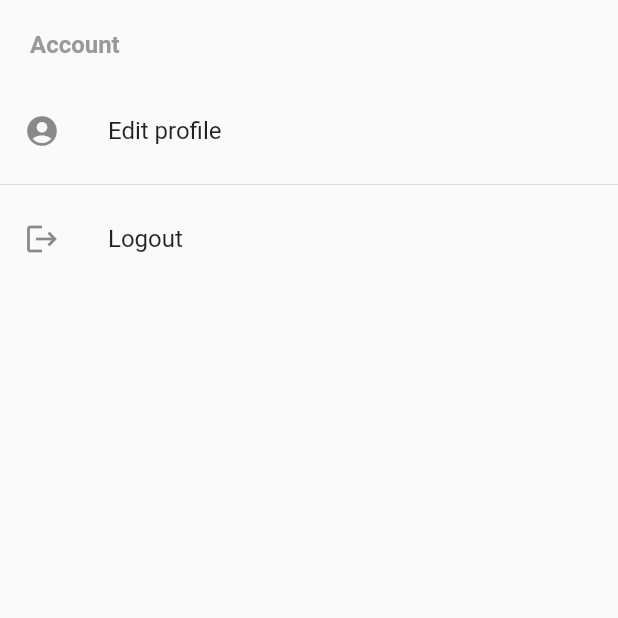
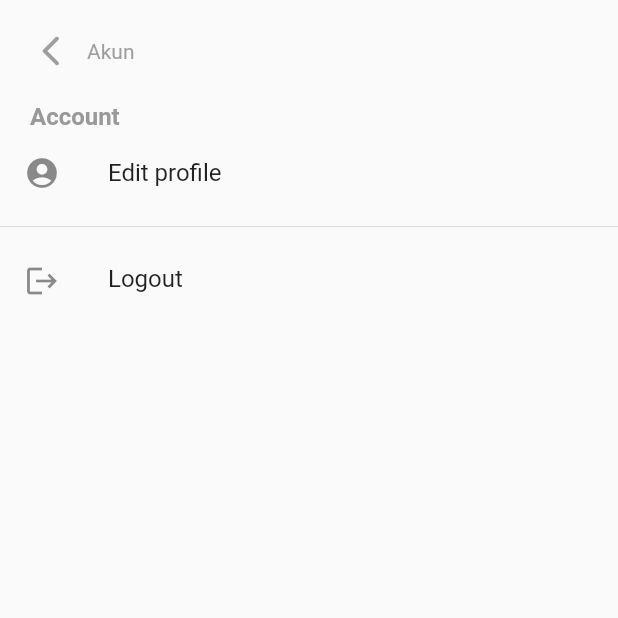
Before and after one commit to dalamsyah/siaprint_flutter, a Flutter app: the SingleNavigationPage screen opened directly, after a tap on the "account circle" icon, on a phone screen of 412 x 824 dp, the top half of it. Run offline on Flutter 3.47's test engine with Material 2 defaults, Android fonts, the phone set to English and light mode, and no system bars; our stand-ins replace auto_route, dio, dotted_border, file_picker, iconsax, shared_preferences; missing offline and left inert: fluid_bottom_nav_bar, material_dialogs; accounts and stored records are empty; network calls fail.

Commit message:
add back button

```diff
--- a/lib/model/user_model.dart
+++ b/lib/model/user_model.dart
@@ -24,7 +24,7 @@ class UserModel {
   final String? last_name;
   final String? admin_comp;
   final String? owner;
-  final dynamic address;
+  dynamic address;
 
   UserModel({
     required this.id,
@@ -106,4 +106,8 @@ class UserModel {
     };
   }
 
+  @override
+  String toString() {
+    return 'UserModel{id: $id, email: $email, username: $username, password_hash: $password_hash, reset_hash: $reset_hash, reset_at: $reset_at, reset_expires: $reset_expires, activate_hash: $activate_hash, status: $status, status_message: $status_message, active: $active, force_pass_reset: $force_pass_reset, created_at: $created_at, updated_at: $updated_at, deleted_at: $deleted_at, balance: $balance, phone: $phone, first_name: $first_name, last_name: $last_name, admin_comp: $admin_comp, owner: $owner, address: $address}';
+  }
 }
--- a/lib/repository/login_service.dart
+++ b/lib/repository/login_service.dart
@@ -29,6 +29,7 @@ class LoginService {
 
       if (data['status'] as int == 0) {
         localStorage.setString('user', jsonEncode(data['result']['user']));
+        localStorage.setString('address', '');
       }
 
       return response.body;
--- a/lib/screen/account_setting.dart
+++ b/lib/screen/account_setting.dart
@@ -1,8 +1,12 @@
+import 'dart:convert';
+
 import 'package:flutter/cupertino.dart';
 import 'package:flutter/material.dart';
 import 'package:shared_preferences/shared_preferences.dart';
 import 'package:siapprint/config/constant.dart';
+import 'package:siapprint/model/user_model.dart';
 import 'package:siapprint/screen/login_page.dart';
+import 'package:siapprint/screen/naivgation/toolbar_widget.dart';
 import 'package:url_launcher/url_launcher.dart';
 
 typedef StringValue2 = Function();
@@ -35,6 +39,16 @@ class _AccountSettingPage extends State<AccountSettingPage> {
   );
   TextStyle descStyleIOS = const TextStyle(color: CupertinoColors.inactiveGray);
 
+  late SharedPreferences localStorage;
+  late UserModel userModel;
+  String login = '';
+
+  @override
+  void initState() {
+    super.initState();
+    getUser();
+  }
+
   @override
   Widget build(BuildContext context) {
 
@@ -46,8 +60,11 @@ class _AccountSettingPage extends State<AccountSettingPage> {
                 child: Column(
                   crossAxisAlignment: CrossAxisAlignment.start,
                   children: [
+
+                    ToolbarWidget.addToolbar(context, 'Akun'),
+
                     Container(
-                      padding: EdgeInsets.all(20),
+                      padding: const EdgeInsets.only(left: 20, right: 20),
                       child: Row(
                         mainAxisAlignment: MainAxisAlignment.start,
                         children: [
@@ -72,12 +89,12 @@ class _AccountSettingPage extends State<AccountSettingPage> {
                     const Divider(),
 
                     InkWell(
-                      child: const ListTile(
+                      child: ListTile(
                         leading: Icon(Icons.logout),
                         title: Text("Logout"),
+                        subtitle: Text(login),
                       ),
                       onTap: () async {
-                        SharedPreferences localStorage = await SharedPreferences.getInstance();
                         localStorage.remove('user');
 
                         if (!mounted) return;
@@ -90,28 +107,6 @@ class _AccountSettingPage extends State<AccountSettingPage> {
                           ),
                               (route) => false,
                         );
-
-                        // widget.callback;
-
-                        // Navigator.pushReplacementNamed(context, 'login-page');
-                        // Navigator.pushAndRemoveUntil(context, MaterialPageRoute(
-                        //         builder: (BuildContext context) => LoginPage(),
-                        //       ), (route) => false);
-
-
-                        // runApp( MyApp(home: LoginPage()) );
-
-                        // Navigator.of(context).pushNamedAndRemoveUntil(
-                        //     'login-page', (Route<dynamic> route) => false);
-
-                        // Navigator.of(context).push(
-                        //   MaterialPageRoute(
-                        //     builder: (_) => LoginPage(),
-                        //   ),
-                        // );
-
-                        // Navigator.of(context).pushNamedAndRemoveUntil(TabNavigatorRoutes.root, (route) => false);
-                        // Navigator.of(context).pushNamedAndRemoveUntil('/login', (Route<dynamic> route) => false);
 
                       },
                     ),
@@ -127,6 +122,15 @@ class _AccountSettingPage extends State<AccountSettingPage> {
 
   }
 
+  getUser() async {
+    localStorage  = await SharedPreferences.getInstance();
+    userModel = UserModel.fromJson(jsonDecode(localStorage.getString('user')!));
+
+    setState((){
+      login = userModel.username!;
+    });
+  }
+
   _launchURLEditProfile() async {
     if (!await launchUrl(Uri.parse(Constant.web_editprofile), mode: LaunchMode.externalApplication)) {
       throw 'Could not launch ${Constant.web_editprofile}';
--- a/lib/screen/naivgation/single_navigation.dart
+++ b/lib/screen/naivgation/single_navigation.dart
@@ -27,8 +27,26 @@ class _SingleNavigationPage extends State<SingleNavigationPage> {
             Container(
               padding: const EdgeInsets.all(10),
               child: Row(
-                crossAxisAlignment: CrossAxisAlignment.end,
+                crossAxisAlignment: CrossAxisAlignment.center,
                 mainAxisAlignment: MainAxisAlignment.end,
+                children: [
+
+                  // Expanded(child: Container(
+                  //   padding: EdgeInsets.all(10),
+                  //   child: Text('SIAPrint', style: TextStyle(color: Colors.blueAccent.withOpacity(0.9), fontSize: 18, fontWeight: FontWeight.w500),),
+                  // )),
+
+                  Expanded(child: Container(
+                    child: CircleAvatar(
+                      backgroundColor: Colors.transparent,
+                      radius: 20.0,
+                      child: Image.asset('assets/logo_text.png'),
+                    ),
+                  )),
+
+                  Expanded(child: Container()),
+
+                  Row(
                     children: [
                       IconButton(
                           onPressed: (){
@@ -52,6 +70,8 @@ class _SingleNavigationPage extends State<SingleNavigationPage> {
                           icon: const Icon(Icons.account_circle)
                       )
                     ],
+                  )
+                ],
               ),
             ),
             const Expanded(child: UploadPage())
--- /dev/null
+++ b/lib/screen/naivgation/toolbar_widget.dart
@@ -0,0 +1,23 @@
+
+import 'package:flutter/material.dart';
+
+class ToolbarWidget {
+
+  static addToolbar(BuildContext context, String? title){
+   return Container(
+     padding: EdgeInsets.all(10),
+     width: double.infinity,
+     child: Row(
+       children: [
+         IconButton(
+           color: Colors.grey,
+           icon: Icon(Icons.arrow_back_ios_new_rounded),
+           onPressed: () { Navigator.pop(context); },
+         ),
+         Text(title ?? 'SIAPrint', style: TextStyle(color: Colors.grey),)
+       ],
+     ),
+   );
+  }
+
+}
--- a/lib/screen/status_page.dart
+++ b/lib/screen/status_page.dart
@@ -10,6 +10,7 @@ import 'package:siapprint/model/status_detail_date_model.dart';
 import 'package:siapprint/model/status_detail_model.dart';
 import 'package:siapprint/model/status_model.dart';
 import 'package:siapprint/repository/status_service.dart';
+import 'package:siapprint/screen/naivgation/toolbar_widget.dart';
 import 'package:siapprint/screen/waiting_payment_page.dart';
 
 class StatusPage extends StatefulWidget {
@@ -62,6 +63,9 @@ class _StatusPage extends State<StatusPage> {
       body: SafeArea(
         child: Column(
           children: [
+
+            ToolbarWidget.addToolbar(context, 'Status'),
+
             Container(
               child: Row(
                 children: [
--- a/pubspec.yaml
+++ b/pubspec.yaml
@@ -78,6 +78,7 @@ flutter:
   uses-material-design: true
   assets:
     - assets/logo.png
+    - assets/logo_text.png
     - assets/ic_gopay.png
     - assets/ic_ovo.png
     - assets/ic_thankyou_payment.png
```
Also changed, not shown: lib/repository/checkout_service.dart (+7 -8 lines), lib/repository/company_serive.dart (+8 -13 lines), lib/screen/basket3_page.dart (+14 -4 lines), lib/screen/checkout_page.dart (+13 -1 lines), lib/screen/regsiter_page.dart (+10 -40 lines), assets/logo_text.png (added). Lines whose indentation alone changed are shown as unchanged.
